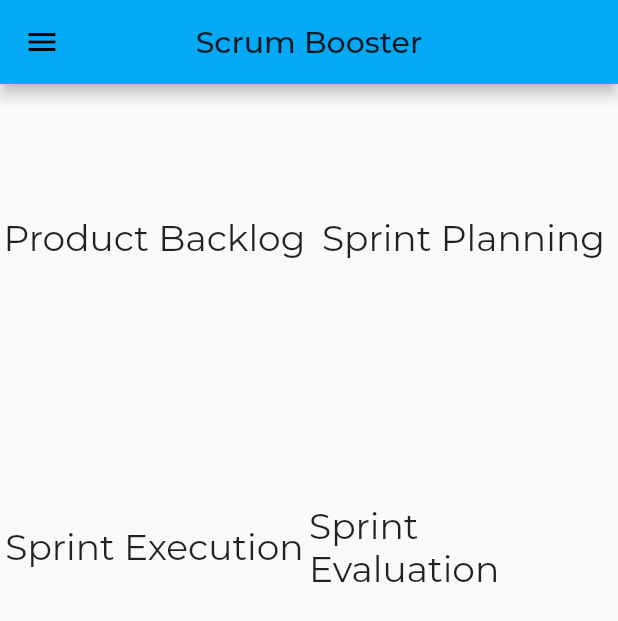
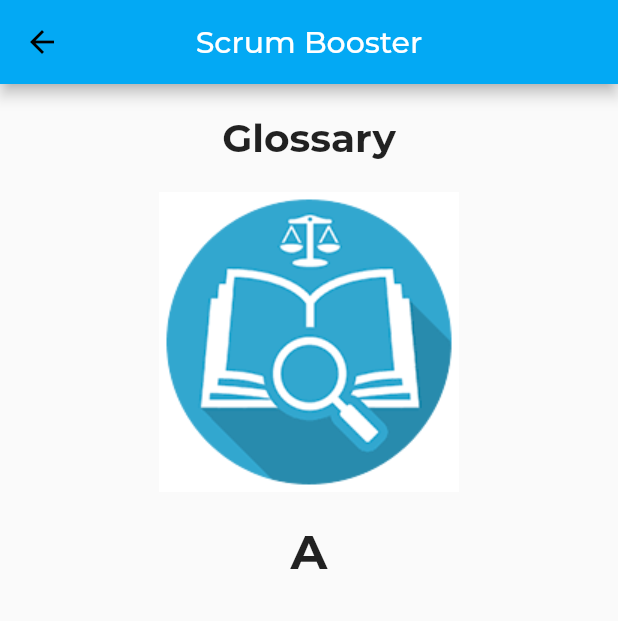
Before and after one commit to mochaul/ppl-scrumbooster, a Flutter app: the screen it shows after launch, in the side drawer, after a tap on "Glossary", on a phone screen of 412 x 824 dp. Shown: the top 621 px of the screen. Run offline on Flutter 3.47's test engine with Material 2 defaults, Android fonts, the phone set to English and light mode, and no system bars; project files that could hold a hidden picture were left out.

Commit message:
[RED] add image test and route to glossary

```diff
--- /dev/null
+++ b/lib/initScreen/GlossaryPage.dart
@@ -0,0 +1,31 @@
+import 'package:flutter/material.dart';
+import 'package:ScrumBooster/utils/utils.dart';
+
+class GlossaryPage extends StatelessWidget {
+  final Widget child;
+
+  GlossaryPage({Key key, this.child}) : super(key: key);
+
+  @override
+  Widget build(BuildContext context) {
+    return Scaffold(
+      appBar: AppBar(
+        centerTitle: true,
+        title: Text("Scrum Booster", style: TextStyle(color: Colors.white),),
+      ),
+      body : Center(
+        child : new Column(
+        children: <Widget>[
+          new Padding(padding: EdgeInsets.all(10),),
+          new Text("Glossary", style: TextStyle(fontSize: 26, fontFamily: "Montserrat", fontWeight: FontWeight.bold),),
+          new Padding(padding: EdgeInsets.all(10),),
+          new Image.asset("assets/listGlossary/glossary.png"),
+          new Padding(padding: EdgeInsets.all(10),),
+          new Text("A", style: TextStyle(fontSize: 32, fontWeight: FontWeight.bold), textAlign: TextAlign.left,)
+
+        ],
+        )
+      )
+    );
+  }
+}
--- a/lib/initScreen/HomeScreen.dart
+++ b/lib/initScreen/HomeScreen.dart
@@ -82,6 +82,7 @@ class HomePage extends StatelessWidget {
                 // ...
                 // Then close the drawer
                 Navigator.pop(context);
+                Navigator.of(context).pushNamed('/Glossary');
               },
             ),
             ListTile(
--- a/lib/main.dart
+++ b/lib/main.dart
@@ -4,6 +4,8 @@ import 'package:ScrumBooster/initScreen/splashScreen.dart';
 import 'package:flutter/services.dart';
 import 'package:ScrumBooster/initScreen/HomeScreen.dart';
 import 'package:ScrumBooster/initScreen/AboutPage.dart';
+import 'package:ScrumBooster/initScreen/GlossaryPage.dart';
+
 
 
 void main() {
@@ -40,6 +42,7 @@ class _ScrumBoosterAppState extends State<ScrumBoosterApp> {
       routes: <String, WidgetBuilder>{
         '/Home': (BuildContext context) => new HomePage(),
         '/About':(BuildContext context) => new AboutPage(),
+        '/Glossary':(BuildContext context) => new GlossaryPage(),
       },
     );
   }
--- a/pubspec.yaml
+++ b/pubspec.yaml
@@ -50,6 +50,7 @@ flutter:
     - assets/logos/logo-color.png
     - assets/logos/logo-white.png
     - assets/logos/Makara-UI.png
+    - assets/listGlossary/glossary.png
 
   fonts:
     - family: Montserrat
```
Also changed, not shown: assets/listGlossary/glossary.png (added), 1 other file.
